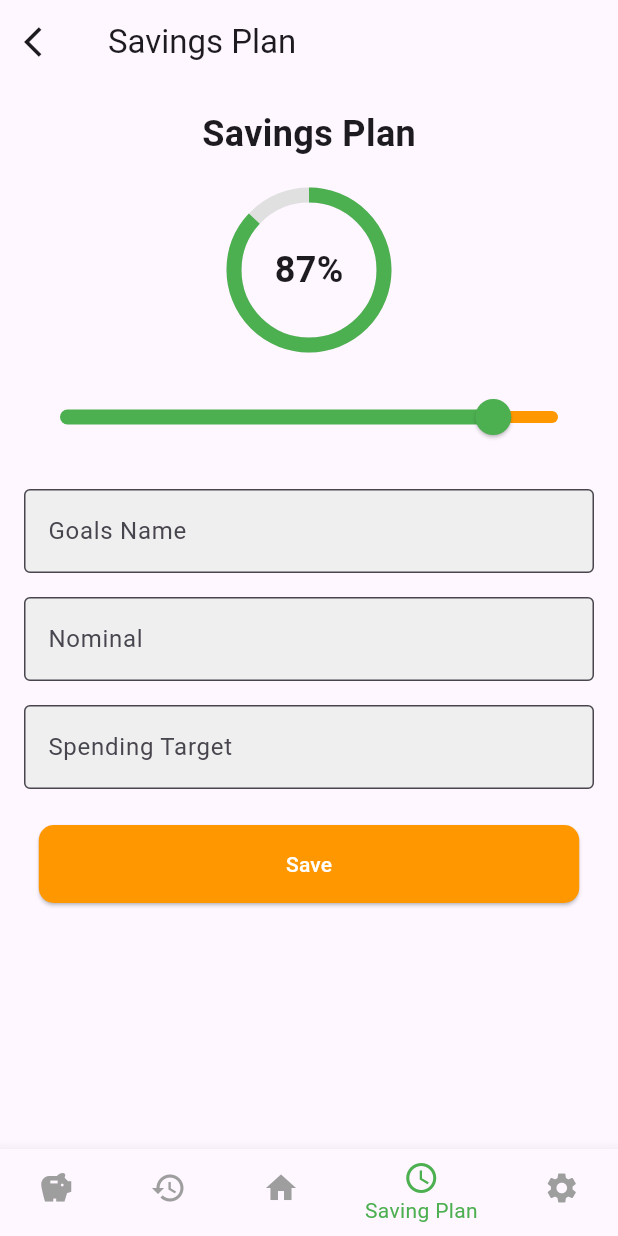
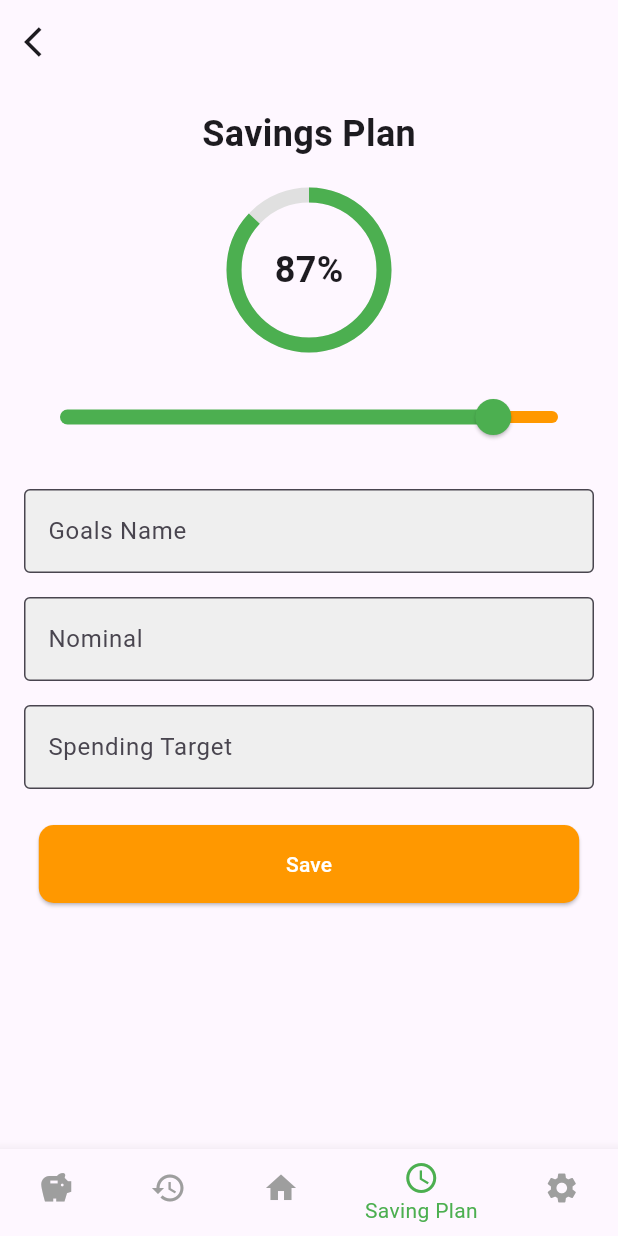
Before and after one commit to rexibernardino/my-dompet-app-flutter, a Flutter app: the SavingPlanPage screen opened by its route, on a phone screen of 412 x 824 dp. Run offline on Flutter 3.47's test engine with Material 3 defaults, Android fonts, the phone set to English and light mode, and no system bars.

Commit message:
saving plan (slider updated)

```diff
--- a/lib/saving_plan_page.dart
+++ b/lib/saving_plan_page.dart
@@ -1,7 +1,14 @@
 import 'package:flutter/material.dart';
 
-class SavingPlanPage extends StatelessWidget {
+class SavingPlanPage extends StatefulWidget {
   const SavingPlanPage({super.key});
+
+  @override
+  _SavingPlanPageState createState() => _SavingPlanPageState();
+}
+
+class _SavingPlanPageState extends State<SavingPlanPage> {
+  double _sliderValue = 0.87; // Menyimpan nilai dari Slider
 
   @override
   Widget build(BuildContext context) {
@@ -13,7 +20,6 @@ class SavingPlanPage extends StatelessWidget {
             Navigator.pop(context);
           },
         ),
-        title: const Text('Savings Plan'),
       ),
       body: Padding(
         padding: const EdgeInsets.all(16.0),
@@ -40,15 +46,15 @@ class SavingPlanPage extends StatelessWidget {
                         height: 100,
                         width: 100,
                         child: CircularProgressIndicator(
-                          value: 0.87,
+                          value: _sliderValue,
                           strokeWidth: 10.0,
                           backgroundColor: Colors.grey[300],
                           color: Colors.green,
                         ),
                       ),
-                      const Text(
-                        '87%',
-                        style: TextStyle(
+                      Text(
+                        '${(_sliderValue * 100).toStringAsFixed(0)}%',
+                        style: const TextStyle(
                           fontSize: 24.0,
                           fontWeight: FontWeight.bold,
                         ),
@@ -57,13 +63,17 @@ class SavingPlanPage extends StatelessWidget {
                   ),
                   const SizedBox(height: 24.0),
                   SliderTheme(
-                    data: const SliderThemeData(
+                    data: SliderTheme.of(context).copyWith(
                       trackHeight: 8.0,
-                      thumbShape: RoundSliderThumbShape(enabledThumbRadius: 12.0),
+                      thumbShape: const RoundSliderThumbShape(enabledThumbRadius: 12.0),
                     ),
                     child: Slider(
-                      value: 0.87,
-                      onChanged: (value) {},
+                      value: _sliderValue,
+                      onChanged: (value) {
+                        setState(() {
+                          _sliderValue = value;
+                        });
+                      },
                       activeColor: Colors.green,
                       inactiveColor: Colors.orange,
                     ),
```
